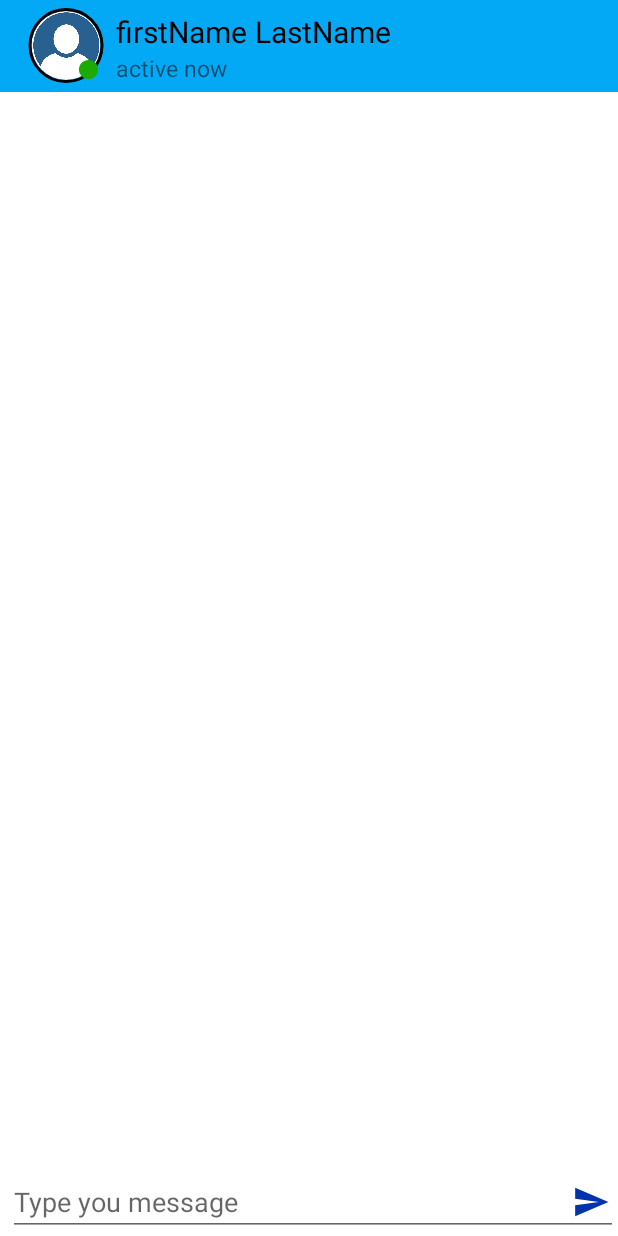
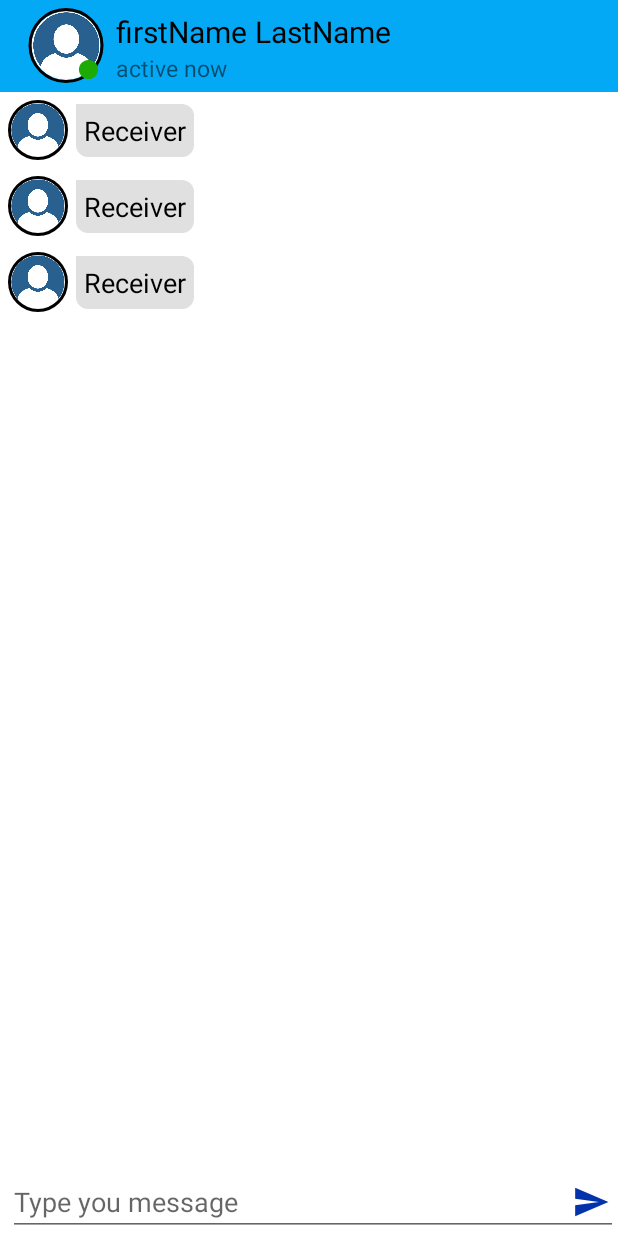
Before and after one commit to shihab999/ChatBD, an Android app: the layout activity_chat.xml on its own in the app's theme, with its tools: preview values and no code run, on a phone screen of 412 x 824 dp. Run offline under Robolectric (Android 15) with nearby library versions, the phone set to English and light mode, and no system bars.

```diff
--- a/app/src/main/java/com/mss/chatbd/Activites/EditProfile.java
+++ b/app/src/main/java/com/mss/chatbd/Activites/EditProfile.java
@@ -82,10 +82,12 @@ public class EditProfile extends AppCompatActivity {
                 if (user != null) {
                     firstName.setText(user.getUserFirstName());
                     lastName.setText(user.getUserLastName());
-                    if (user.getUserProfilePic() != null) {
+                    if(user.getUserProfilePic()!=null){
                         Picasso.get()
                                 .load(user.getUserProfilePic())
                                 .into(profile_image);
+                    } else {
+                        profile_image.setImageDrawable(getResources().getDrawable(R.drawable.profile));
                     }
                 }
             }
--- a/app/src/main/java/com/mss/chatbd/Activites/Profile.java
+++ b/app/src/main/java/com/mss/chatbd/Activites/Profile.java
@@ -65,6 +65,8 @@ public class Profile extends AppCompatActivity {
                         Picasso.get()
                                 .load(user.getUserProfilePic())
                                 .into(profile_image);
+                    } else {
+                        profile_image.setImageDrawable(getResources().getDrawable(R.drawable.profile));
                     }
                 }
             }
--- /dev/null
+++ b/app/src/main/res/drawable/receiver_box.xml
@@ -0,0 +1,11 @@
+<?xml version="1.0" encoding="utf-8"?>
+<shape xmlns:android="http://schemas.android.com/apk/res/android">
+
+    <solid
+        android:color="#E1E0E0"/>
+    <corners
+        android:topRightRadius="8dp"
+        android:bottomRightRadius="8dp"
+        android:bottomLeftRadius="8dp"/>
+
+</shape>
--- a/app/src/main/res/layout/activity_chat.xml
+++ b/app/src/main/res/layout/activity_chat.xml
@@ -4,7 +4,7 @@
     xmlns:tools="http://schemas.android.com/tools"
     android:layout_width="match_parent"
     android:layout_height="match_parent"
-    tools:context=".Chat"
+    tools:context=".Activites.Chat"
     >
 
 <include
@@ -12,11 +12,15 @@
     layout="@layout/chat_topbar"/>
 
     <androidx.recyclerview.widget.RecyclerView
-        android:layout_width="match_parent"
+        android:id="@+id/recycler"
+        android:layout_width="0dp"
         android:layout_height="0dp"
         app:layout_constraintTop_toBottomOf="@id/topBar"
         app:layout_constraintBottom_toTopOf="@id/typeMassage"
-        app:layout_constraintStart_toStartOf="parent"/>
+        app:layout_constraintStart_toStartOf="parent"
+        app:layout_constraintEnd_toEndOf="parent"
+        tools:listitem="@layout/receiver"
+        app:layoutManager="androidx.recyclerview.widget.LinearLayoutManager"/>
 
             <EditText
                 android:id="@+id/typeMassage"
--- /dev/null
+++ b/app/src/main/res/layout/receiver.xml
@@ -0,0 +1,41 @@
+<?xml version="1.0" encoding="utf-8"?>
+<androidx.constraintlayout.widget.ConstraintLayout xmlns:android="http://schemas.android.com/apk/res/android"
+    android:layout_width="match_parent"
+    android:layout_height="wrap_content"
+    xmlns:app="http://schemas.android.com/apk/res-auto"
+    android:layout_margin="5dp">
+
+    <de.hdodenhof.circleimageview.CircleImageView
+        xmlns:app="http://schemas.android.com/apk/res-auto"
+        android:id="@+id/chatProfileImg"
+        android:layout_width="40dp"
+        android:layout_height="40dp"
+        android:src="@drawable/profile"
+        app:civ_border_width="2dp"
+        app:civ_border_color="#FF000000"
+        app:layout_constraintStart_toStartOf="parent"
+        app:layout_constraintTop_toTopOf="parent"/>
+
+    <LinearLayout
+        android:layout_width="wrap_content"
+        android:layout_height="wrap_content"
+        app:layout_constraintStart_toEndOf="@+id/chatProfileImg"
+        app:layout_constraintBottom_toBottomOf="@id/chatProfileImg"
+        app:layout_constraintTop_toTopOf="@id/chatProfileImg"
+        >
+
+        <TextView
+            android:id="@+id/msgView"
+            android:layout_width="wrap_content"
+            android:layout_height="wrap_content"
+            android:background="@drawable/receiver_box"
+            android:text="Receiver"
+            android:textSize="18sp"
+            android:textColor="@color/black"
+            android:padding="5dp"
+            android:layout_marginLeft="5dp"
+            />
+
+    </LinearLayout>
+
+</androidx.constraintlayout.widget.ConstraintLayout>
```
Also changed, not shown: app/src/main/AndroidManifest.xml (+5 -5 lines), app/src/main/java/com/mss/chatbd/Activites/Chat.java (added, +169 -0 lines), app/src/main/java/com/mss/chatbd/Activites/ChatViewHolder.java (added, +25 -0 lines), app/src/main/java/com/mss/chatbd/Adapters/ChatAdapter.java (added, +99 -0 lines), app/src/main/java/com/mss/chatbd/Adapters/DesignAdapter.java (+2 -6 lines), app/src/main/java/com/mss/chatbd/Chat.java (deleted, +0 -65 lines), app/src/main/java/com/mss/chatbd/Fragments/friendsFragment.java (+8 -4 lines), app/src/main/java/com/mss/chatbd/Model/ChatModel.java (added, +48 -0 lines), app/src/main/res/drawable/sender_box.xml (added, +11 -0 lines), app/src/main/res/layout/sender.xml (added, +34 -0 lines).
